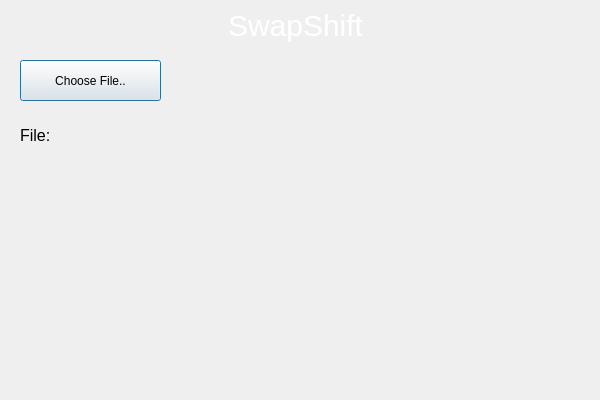
Before: the Qt Designer form ManagersDesktopApplication/uploadrosterdialog.ui in DanielGall500/SwapShift, drawn with Qt 5.
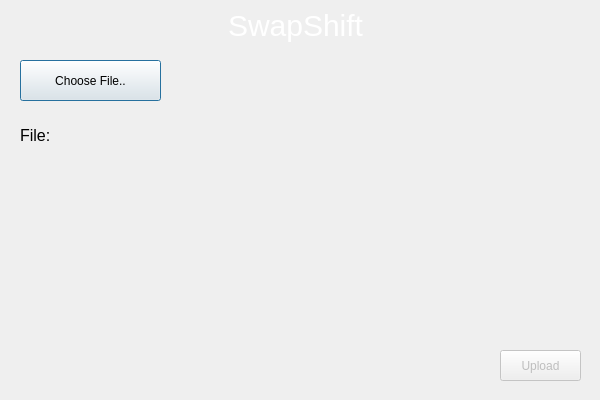
After: the same form once the commit is applied.

Commit message: Checks Validity Of Roster

The edit to the form file:
```diff
--- a/ManagersDesktopApplication/uploadrosterdialog.ui
+++ b/ManagersDesktopApplication/uploadrosterdialog.ui
@@ -73,6 +73,35 @@
     <string>File: </string>
    </property>
   </widget>
+  <widget class="QPushButton" name="uplRostOKButton">
+   <property name="enabled">
+    <bool>false</bool>
+   </property>
+   <property name="geometry">
+    <rect>
+     <x>500</x>
+     <y>350</y>
+     <width>81</width>
+     <height>31</height>
+    </rect>
+   </property>
+   <property name="text">
+    <string>Upload</string>
+   </property>
+  </widget>
+  <widget class="QLabel" name="isValidRostLabel">
+   <property name="geometry">
+    <rect>
+     <x>20</x>
+     <y>210</y>
+     <width>391</width>
+     <height>121</height>
+    </rect>
+   </property>
+   <property name="text">
+    <string/>
+   </property>
+  </widget>
  </widget>
  <resources/>
  <connections/>
```
The commit also changes 2 other files.
